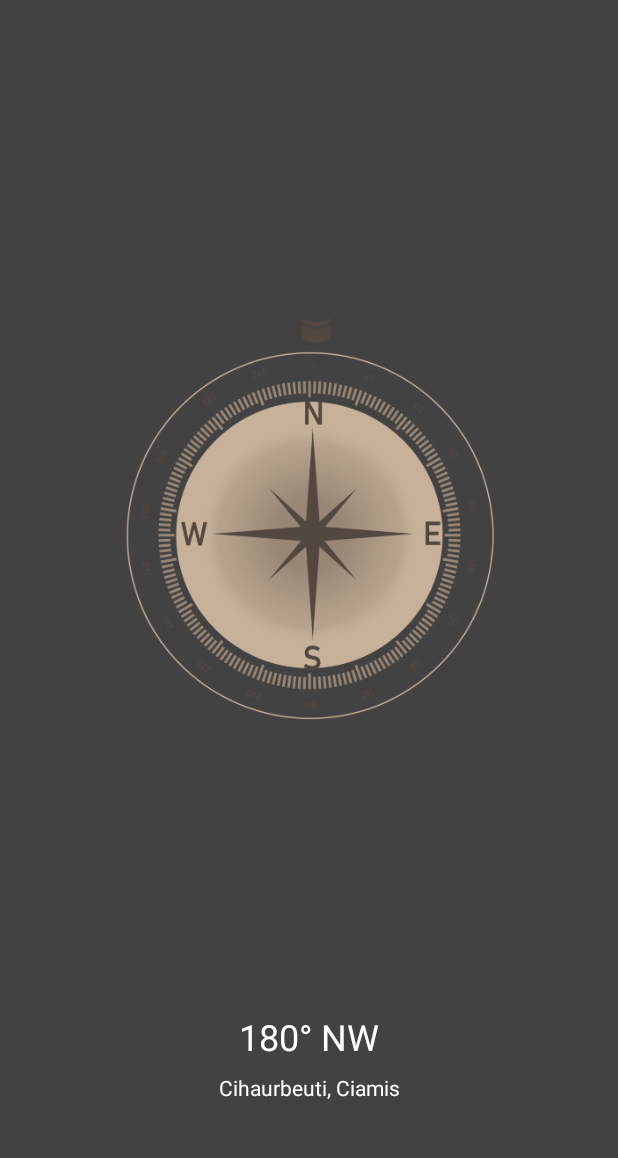
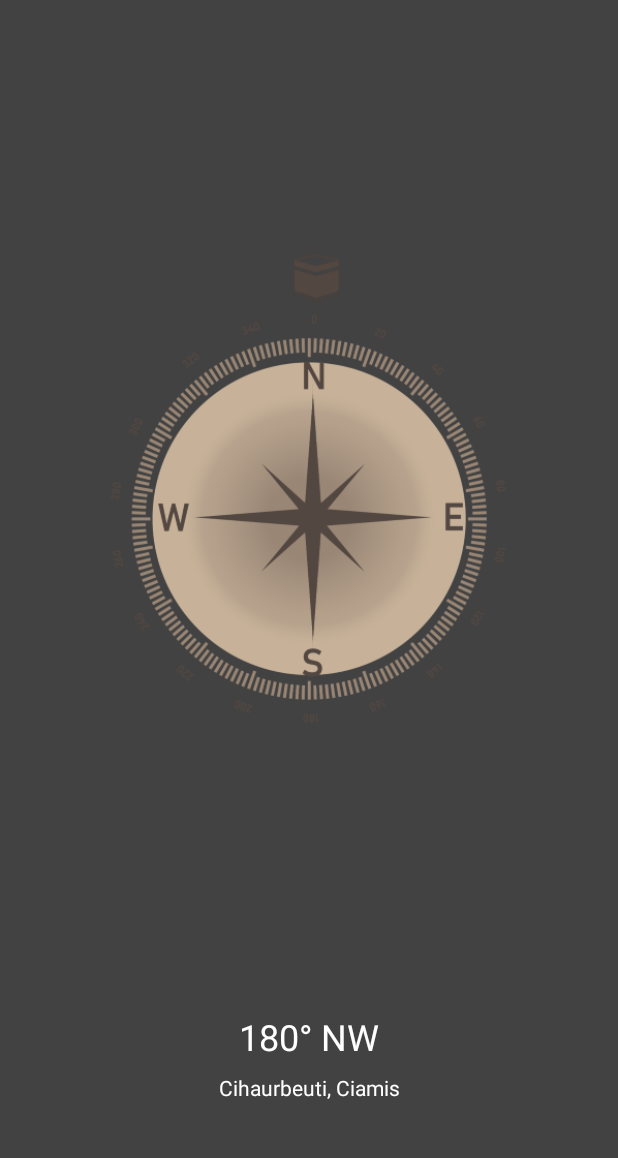
Before and after one commit to Nurram/Qibla, an Android app: the layout activity_main.xml on its own in the app's theme, with its tools: preview values and no code run, on a phone screen of 412 x 824 dp, the part 62-1220 px from its top. Run offline under Robolectric (Android 15) with nearby library versions, the light colour scheme and no system bars.

Commit message:
Change icon and its size

```diff
--- a/app/src/main/res/layout/activity_main.xml
+++ b/app/src/main/res/layout/activity_main.xml
@@ -30,8 +30,8 @@
         app:layout_constraintTop_toTopOf="parent" />
 
     <FrameLayout
-        android:layout_width="270dp"
-        android:layout_height="270dp"
+        android:layout_width="352dp"
+        android:layout_height="352dp"
         app:layout_constraintBottom_toTopOf="@+id/qibla_degree"
         app:layout_constraintEnd_toEndOf="parent"
         app:layout_constraintStart_toStartOf="parent"
@@ -39,13 +39,12 @@
 
         <ImageView
             android:id="@+id/qibla_direction"
-            android:layout_width="240dp"
-            android:layout_height="240dp"
+            android:layout_width="match_parent"
+            android:layout_height="match_parent"
             android:contentDescription="@string/qibla_compass"
-            android:src="@drawable/compas"
+            android:src="@drawable/compas_c"
             android:layout_gravity="center"
-            android:visibility="visible"
-            android:layout_marginTop="12dp"/>
+            android:layout_margin="32dp"/>
 
         <ImageView
             android:id="@+id/qibla_mecca"
@@ -53,8 +52,7 @@
             android:layout_height="match_parent"
             android:contentDescription="@string/qibla_compass"
             android:src="@drawable/qibla"
-            android:layout_gravity="center"
-            android:visibility="visible" />
+            android:layout_gravity="center" />
     </FrameLayout>
 
     <TextView
```
Also changed, not shown: app/src/main/res/drawable-hdpi/compas.png (deleted), app/src/main/res/drawable-hdpi/compas_c.png (added), app/src/main/res/drawable-hdpi/qibla.png, app/src/main/res/drawable-ldpi/compas.png (deleted), app/src/main/res/drawable-ldpi/compas_c.png (added), app/src/main/res/drawable-ldpi/qibla.png, app/src/main/res/drawable-mdpi/compas.png (deleted), app/src/main/res/drawable-mdpi/compas_c.png (added), app/src/main/res/drawable-mdpi/qibla.png, app/src/main/res/drawable-xhdpi/compas.png (deleted), app/src/main/res/drawable-xhdpi/compas_c.png (added), app/src/main/res/drawable-xhdpi/qibla.png, app/src/main/res/drawable-xxhdpi/compas.png (deleted), app/src/main/res/drawable-xxhdpi/compas_c.png (added), 4 more files.
